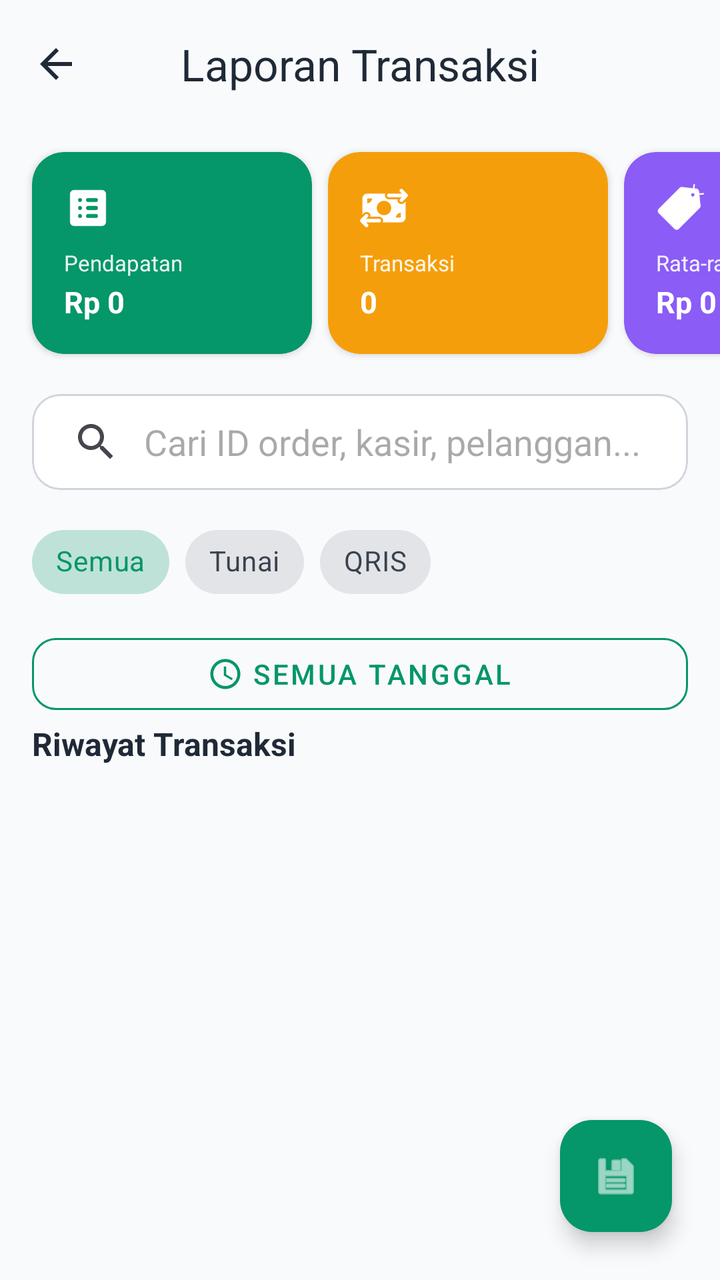
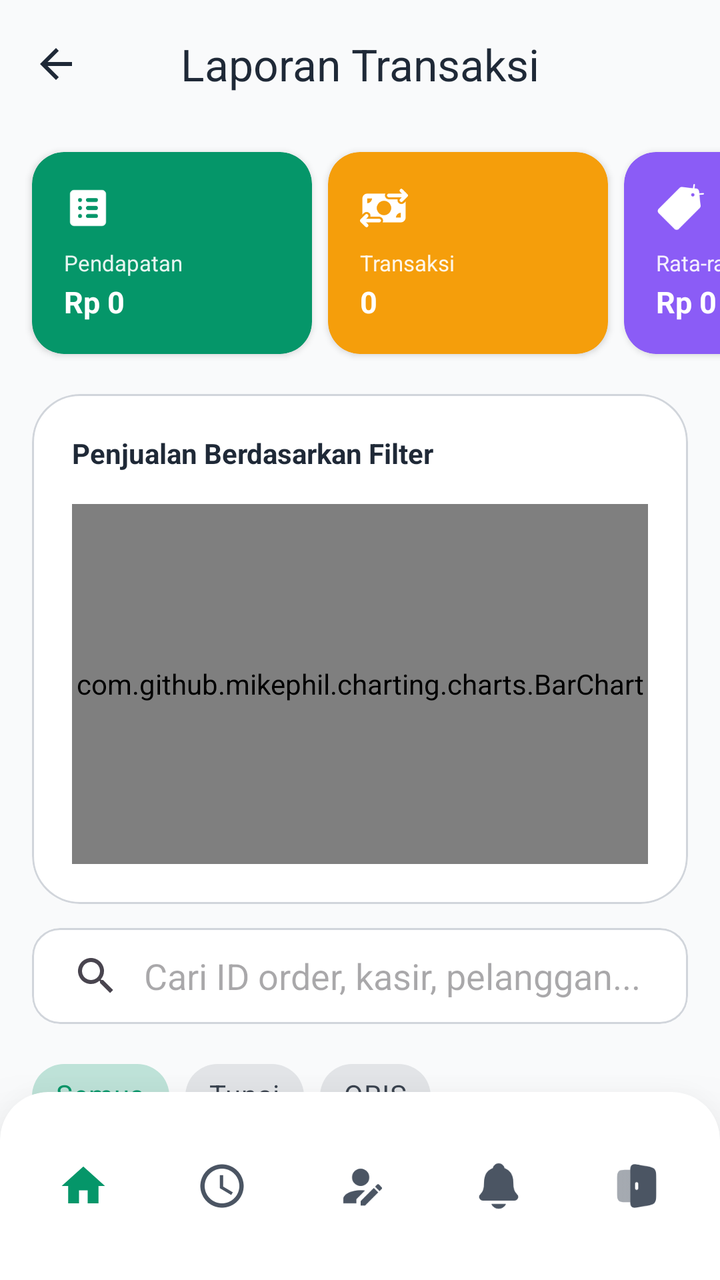

Two renders of the same Android screen: before a commit and after it. Below are the layout's source before the change and the commit's diff.
<!-- AndroidManifest.xml: application theme Theme.PenjualanDev -->
<!-- res/layout/activity_laporan.xml -->
<?xml version="1.0" encoding="utf-8"?>
<androidx.coordinatorlayout.widget.CoordinatorLayout xmlns:android="http://schemas.android.com/apk/res/android"
    xmlns:app="http://schemas.android.com/apk/res-auto"
    xmlns:tools="http://schemas.android.com/tools"
    android:layout_width="match_parent"
    android:layout_height="match_parent"
    android:background="?attr/colorSurface"
    tools:context=".LaporanActivity">

    <LinearLayout
        android:layout_width="match_parent"
        android:layout_height="match_parent"
        android:orientation="vertical">
    
    <com.google.android.material.appbar.MaterialToolbar
        android:id="@+id/toolbar"
        android:layout_width="match_parent"
        android:layout_height="?attr/actionBarSize"
        app:title="@string/laporan_transaksi"
        app:titleCentered="true"
        app:titleTextColor="?attr/colorOnSurface"
        app:navigationIcon="?homeAsUpIndicator"
        app:navigationIconTint="?attr/colorOnSurface" />

    <HorizontalScrollView
        android:layout_width="match_parent"
        android:layout_height="wrap_content"
        android:scrollbars="none"
        android:paddingBottom="4dp">

        <LinearLayout
            android:layout_width="wrap_content"
            android:layout_height="wrap_content"
            android:orientation="horizontal"
            android:paddingHorizontal="12dp"
            android:paddingTop="8dp">

            
            <com.google.android.material.card.MaterialCardView
                android:layout_width="140dp"
                android:layout_height="wrap_content"
                android:layout_margin="4dp"
                app:cardCornerRadius="16dp"
                app:cardElevation="2dp"
                app:strokeWidth="0dp"
                app:cardBackgroundColor="@color/colorPrimary">
                <LinearLayout
                    android:layout_width="match_parent"
                    android:layout_height="wrap_content"
                    android:orientation="vertical"
                    android:padding="16dp">
                    <ImageView
                        android:layout_width="24dp"
                        android:layout_height="24dp"
                        android:src="@drawable/laporan"
                        app:tint="@color/white"
                        android:layout_marginBottom="8dp"/>
                    <TextView
                        android:layout_width="wrap_content"
                        android:layout_height="wrap_content"
                        android:text="@string/pendapatan"
                        android:textColor="#E6FFFFFF"
                        android:textSize="11sp" />
                    <TextView
                        android:id="@+id/tv_total_pendapatan"
                        android:layout_width="wrap_content"
                        android:layout_height="wrap_content"
                        android:layout_marginTop="2dp"
                        android:text="Rp 0"
                        android:textColor="@color/white"
                        android:textSize="15sp"
                        android:textStyle="bold" />
                </LinearLayout>
            </com.google.android.material.card.MaterialCardView>


            
            <com.google.android.material.card.MaterialCardView
                android:layout_width="140dp"
                android:layout_height="wrap_content"
                android:layout_margin="4dp"
                app:cardCornerRadius="16dp"
                app:cardElevation="2dp"
                app:strokeWidth="0dp"
                app:cardBackgroundColor="#F59E0B">
                <LinearLayout
                    android:layout_width="match_parent"
                    android:layout_height="wrap_content"
                    android:orientation="vertical"
                    android:padding="16dp">
                    <ImageView
                        android:layout_width="24dp"
                        android:layout_height="24dp"
                        android:src="@drawable/transaksi"
                        app:tint="@color/white"
                        android:layout_marginBottom="8dp"/>
                    <TextView
                        android:layout_width="wrap_content"
                        android:layout_height="wrap_content"
                        android:text="Transaksi"
                        android:textColor="#E6FFFFFF"
                        android:textSize="11sp" />
                    <TextView
                        android:id="@+id/tv_jumlah_transaksi"
                        android:layout_width="wrap_content"
                        android:layout_height="wrap_content"
                        android:layout_marginTop="2dp"
                        android:text="0"
                        android:textColor="@color/white"
                        android:textSize="15sp"
                        android:textStyle="bold" />
                </LinearLayout>
            </com.google.android.material.card.MaterialCardView>

            
            <com.google.android.material.card.MaterialCardView
                android:layout_width="140dp"
                android:layout_height="wrap_content"
                android:layout_margin="4dp"
                app:cardCornerRadius="16dp"
                app:cardElevation="2dp"
                app:strokeWidth="0dp"
                app:cardBackgroundColor="#8B5CF6">
                <LinearLayout
                    android:layout_width="match_parent"
                    android:layout_height="wrap_content"
                    android:orientation="vertical"
                    android:padding="16dp">
                    <ImageView
                        android:layout_width="24dp"
                        android:layout_height="24dp"
                        android:src="@drawable/label"
                        app:tint="@color/white"
                        android:layout_marginBottom="8dp"/>
                    <TextView
                        android:layout_width="wrap_content"
                        android:layout_height="wrap_content"
                        android:text="Rata-rata"
                        android:textColor="#E6FFFFFF"
                        android:textSize="11sp" />
                    <TextView
                        android:id="@+id/tv_avg_transaksi"
                        android:layout_width="wrap_content"
                        android:layout_height="wrap_content"
                        android:layout_marginTop="2dp"
                        android:text="Rp 0"
                        android:textColor="@color/white"
                        android:textSize="15sp"
                        android:textStyle="bold" />
                </LinearLayout>
            </com.google.android.material.card.MaterialCardView>
        </LinearLayout>
    </HorizontalScrollView>

    
    <LinearLayout
        android:layout_width="match_parent"
        android:layout_height="wrap_content"
        android:orientation="vertical"
        android:paddingHorizontal="16dp"
        android:paddingTop="12dp">

        <com.google.android.material.card.MaterialCardView
            android:layout_width="match_parent"
            android:layout_height="wrap_content"
            app:cardCornerRadius="14dp"
            app:cardElevation="0dp"
            app:strokeWidth="1dp"
            app:strokeColor="@color/colorOutlineStroke"
            app:cardBackgroundColor="?attr/colorSurfaceContainerHigh">
            <androidx.appcompat.widget.SearchView
                android:id="@+id/search_laporan"
                android:layout_width="match_parent"
                android:layout_height="wrap_content"
                app:iconifiedByDefault="false"
                app:queryBackground="@android:color/transparent"
                app:queryHint="Cari ID order, kasir, pelanggan..." />
        </com.google.android.material.card.MaterialCardView>

        <HorizontalScrollView
            android:layout_width="match_parent"
            android:layout_height="wrap_content"
            android:layout_marginTop="12dp"
            android:scrollbars="none">
            <com.google.android.material.chip.ChipGroup
                android:id="@+id/cg_payment_filter"
                android:layout_width="wrap_content"
                android:layout_height="wrap_content"
                app:singleSelection="true"
                app:selectionRequired="true">
                <com.google.android.material.chip.Chip
                    android:id="@+id/chip_filter_semua"
                    style="@style/Widget.MaterialComponents.Chip.Choice"
                    android:layout_width="wrap_content"
                    android:layout_height="wrap_content"
                    android:text="Semua"
                    android:checked="true" />
                <com.google.android.material.chip.Chip
                    android:id="@+id/chip_filter_tunai"
                    style="@style/Widget.MaterialComponents.Chip.Choice"
                    android:layout_width="wrap_content"
                    android:layout_height="wrap_content"
                    android:text="Tunai" />
                <com.google.android.material.chip.Chip
                    android:id="@+id/chip_filter_qris"
                    style="@style/Widget.MaterialComponents.Chip.Choice"
                    android:layout_width="wrap_content"
                    android:layout_height="wrap_content"
                    android:text="QRIS" />
            </com.google.android.material.chip.ChipGroup>
        </HorizontalScrollView>

        <com.google.android.material.button.MaterialButton
            android:id="@+id/btn_filter_tanggal"
            style="@style/Widget.MaterialComponents.Button.OutlinedButton"
            android:layout_width="match_parent"
            android:layout_height="wrap_content"
            android:layout_marginTop="8dp"
            android:text="Semua Tanggal"
            app:cornerRadius="12dp"
            app:icon="@drawable/ic_clock"
            app:iconGravity="textStart"
            app:iconTint="?attr/colorPrimary"
            app:strokeColor="?attr/colorPrimary"
            android:textColor="?attr/colorPrimary" />
    </LinearLayout>

    <TextView
        android:layout_width="match_parent"
        android:layout_height="wrap_content"
        android:layout_marginHorizontal="16dp"
        android:layout_marginBottom="8dp"
        android:text="Riwayat Transaksi"
        android:textColor="?attr/colorOnSurface"
        android:textSize="16sp"
        android:textStyle="bold" />

    <FrameLayout
        android:layout_width="match_parent"
        android:layout_height="match_parent"
        android:layout_weight="1">

        <ProgressBar
            android:id="@+id/view_loading"
            android:layout_width="48dp"
            android:layout_height="48dp"
            android:layout_gravity="center"
            android:indeterminateTint="?attr/colorPrimary"
            android:visibility="gone" />

        <LinearLayout
            android:id="@+id/layout_empty"
            android:layout_width="wrap_content"
            android:layout_height="wrap_content"
            android:layout_gravity="center"
            android:orientation="vertical"
            android:gravity="center"
            android:visibility="gone">
            <TextView
                android:id="@+id/tv_empty_message"
                android:layout_width="wrap_content"
                android:layout_height="wrap_content"
                android:gravity="center"
                android:paddingHorizontal="24dp"
                android:text="Belum ada transaksi terdaftar"
                android:textColor="?attr/colorOnSurfaceVariant"
                android:textSize="14sp" />
        </LinearLayout>

        <androidx.recyclerview.widget.RecyclerView
            android:id="@+id/rv_laporan_transaksi"
            android:layout_width="match_parent"
            android:layout_height="match_parent"
            android:clipToPadding="false"
            android:paddingBottom="16dp" />

    </FrameLayout>
    </LinearLayout>

    <com.google.android.material.floatingactionbutton.FloatingActionButton
        android:id="@+id/fab_export"
        android:layout_width="wrap_content"
        android:layout_height="wrap_content"
        android:layout_gravity="bottom|end"
        android:layout_margin="24dp"
        android:contentDescription="Export Laporan"
        android:src="@android:drawable/ic_menu_save"
        app:backgroundTint="?attr/colorPrimary"
        app:tint="?attr/colorOnPrimary" />

</androidx.coordinatorlayout.widget.CoordinatorLayout>
<!-- resources referenced by this layout -->
<resources>
  <color name="colorOutlineStroke">#D1D5DB</color>
  <color name="colorPrimary">#059669</color>
  <color name="white">#FFFFFFFF</color>
  <!-- drawable ic_clock (drawable) -->
  <vector xmlns:android="http://schemas.android.com/apk/res/android"
      android:width="24dp"
      android:height="24dp"
      android:viewportWidth="24"
      android:viewportHeight="24">
      <path
          android:fillColor="@android:color/white"
          android:pathData="M12,2C6.48,2 2,6.48 2,12s4.48,10 10,10 10,-4.48 10,-10S17.52,2 12,2zM12,20c-4.41,0 -8,-3.59 -8,-8s3.59,-8 8,-8 8,3.59 8,8 -3.59,8 -8,8z"/>
      <path
          android:fillColor="@android:color/white"
          android:pathData="M12.5,7H11v6l5.25,3.15 0.75,-1.23 -4.5,-2.67z"/>
  </vector>
  <string name="laporan_transaksi">Laporan Transaksi</string>
  <string name="pendapatan">Pendapatan</string>
  <style name="Theme.PenjualanDev" parent="Base.Theme.PenjualanDev" />
  <color name="colorOnPrimary">#FFFFFF</color>
  <color name="colorSecondary">#D1FAE5</color>
  <color name="colorOnSecondary">#064E3B</color>
  <color name="colorScreenBackground">#F9FAFB</color>
  <color name="colorPrimaryText">#1F2937</color>
  <color name="colorCardBackground">#FFFFFF</color>
  <color name="colorSurfaceContainerLow">#F3F4F6</color>
  <color name="colorSurfaceContainerLowest">#FFFFFF</color>
  <color name="colorAuthCardBackground">#FFFFFF</color>
  <color name="colorSecondaryText">#4B5563</color>
  <color name="red">#EF4444</color>
  <style name="Widget.App.Button" parent="Widget.Material3.Button">
          <item name="cornerRadius">12dp</item>
          <item name="android:minHeight">48dp</item>
          <item name="backgroundTint">@color/colorPrimary</item>
          <item name="android:textColor">@color/white</item>
          <item name="android:insetTop">0dp</item>
          <item name="android:insetBottom">0dp</item>
      </style>
  <!-- unchanged entries left out for length: 4 -->
</resources>

<!-- the commit's change to res/layout/activity_laporan.xml (unified diff, before → after) -->
@@ -7,10 +7,12 @@
     android:background="?attr/colorSurface"
     tools:context=".LaporanActivity">
 
-    <LinearLayout
-        android:layout_width="match_parent"
-        android:layout_height="match_parent"
-        android:orientation="vertical">
+    <com.google.android.material.appbar.AppBarLayout
+        android:layout_width="match_parent"
+        android:layout_height="wrap_content"
+        android:background="@android:color/transparent"
+        app:elevation="0dp">
+
     
     <com.google.android.material.appbar.MaterialToolbar
         android:id="@+id/toolbar"
@@ -20,7 +22,14 @@
         app:titleCentered="true"
         app:titleTextColor="?attr/colorOnSurface"
         app:navigationIcon="?homeAsUpIndicator"
-        app:navigationIconTint="?attr/colorOnSurface" />
+        app:navigationIconTint="?attr/colorOnSurface"
+        app:layout_scrollFlags="scroll|enterAlways" />
+
+    <LinearLayout
+        android:layout_width="match_parent"
+        android:layout_height="wrap_content"
+        android:orientation="vertical"
+        app:layout_scrollFlags="scroll">
 
     <HorizontalScrollView
         android:layout_width="match_parent"
@@ -149,8 +158,83 @@
                         android:textStyle="bold" />
                 </LinearLayout>
             </com.google.android.material.card.MaterialCardView>
+
+            
+            <com.google.android.material.card.MaterialCardView
+                android:id="@+id/card_export"
+                android:layout_width="140dp"
+                android:layout_height="wrap_content"
+                android:layout_margin="4dp"
+                android:layout_marginEnd="12dp"
+                app:cardCornerRadius="16dp"
+                app:cardElevation="2dp"
+                app:strokeWidth="0dp"
+                app:cardBackgroundColor="#EC4899">
+                <LinearLayout
+                    android:layout_width="match_parent"
+                    android:layout_height="wrap_content"
+                    android:orientation="vertical"
+                    android:padding="16dp">
+                    <ImageView
+                        android:layout_width="24dp"
+                        android:layout_height="24dp"
+                        android:src="@android:drawable/ic_menu_save"
+                        app:tint="@color/white"
+                        android:layout_marginBottom="8dp"/>
+                    <TextView
+                        android:layout_width="wrap_content"
+                        android:layout_height="wrap_content"
+                        android:text="Unduh"
+                        android:textColor="#E6FFFFFF"
+                        android:textSize="11sp" />
+                    <TextView
+                        android:layout_width="wrap_content"
+                        android:layout_height="wrap_content"
+                        android:layout_marginTop="2dp"
+                        android:text="Ekspor"
+                        android:textColor="@color/white"
+                        android:textSize="15sp"
+                        android:textStyle="bold" />
+                </LinearLayout>
+            </com.google.android.material.card.MaterialCardView>
+
         </LinearLayout>
     </HorizontalScrollView>
+
+    
+    <com.google.android.material.card.MaterialCardView
+        android:id="@+id/cardChart"
+        android:layout_width="match_parent"
+        android:layout_height="wrap_content"
+        android:layout_marginTop="12dp"
+        android:layout_marginHorizontal="16dp"
+        app:cardBackgroundColor="?attr/colorSurfaceContainerHigh"
+        app:cardElevation="0dp"
+        app:strokeWidth="1dp"
+        app:strokeColor="@color/colorOutlineStroke"
+        app:cardCornerRadius="24dp">
+
+        <LinearLayout
+            android:layout_width="match_parent"
+            android:layout_height="wrap_content"
+            android:orientation="vertical"
+            android:padding="20dp">
+
+            <TextView
+                android:layout_width="wrap_content"
+                android:layout_height="wrap_content"
+                android:text="Penjualan Berdasarkan Filter"
+                android:textColor="?attr/colorOnSurface"
+                android:textSize="14sp"
+                android:textStyle="bold" />
+
+            <com.github.mikephil.charting.charts.BarChart
+                android:id="@+id/barChartPenjualan"
+                android:layout_width="match_parent"
+                android:layout_height="180dp"
+                android:layout_marginTop="16dp" />
+        </LinearLayout>
+    </com.google.android.material.card.MaterialCardView>
 
     
     <LinearLayout
@@ -235,10 +319,13 @@
         android:textSize="16sp"
         android:textStyle="bold" />
 
+    </LinearLayout>
+    </com.google.android.material.appbar.AppBarLayout>
+
     <FrameLayout
         android:layout_width="match_parent"
         android:layout_height="match_parent"
-        android:layout_weight="1">
+        app:layout_behavior="@string/appbar_scrolling_view_behavior">
 
         <ProgressBar
             android:id="@+id/view_loading"
@@ -272,20 +359,37 @@
             android:layout_width="match_parent"
             android:layout_height="match_parent"
             android:clipToPadding="false"
-            android:paddingBottom="16dp" />
+            android:paddingBottom="96dp" />
 
     </FrameLayout>
-    </LinearLayout>
-
-    <com.google.android.material.floatingactionbutton.FloatingActionButton
-        android:id="@+id/fab_export"
-        android:layout_width="wrap_content"
-        android:layout_height="wrap_content"
-        android:layout_gravity="bottom|end"
-        android:layout_margin="24dp"
-        android:contentDescription="Export Laporan"
-        android:src="@android:drawable/ic_menu_save"
-        app:backgroundTint="?attr/colorPrimary"
-        app:tint="?attr/colorOnPrimary" />
+
+    
+    <include layout="@layout/layout_bottom_navigation" />
 
 </androidx.coordinatorlayout.widget.CoordinatorLayout>
+<!-- res/layout/layout_bottom_navigation.xml (included above) -->
+<?xml version="1.0" encoding="utf-8"?>
+<com.google.android.material.card.MaterialCardView
+    xmlns:android="http://schemas.android.com/apk/res/android"
+    xmlns:app="http://schemas.android.com/apk/res-auto"
+    android:layout_width="match_parent"
+    android:layout_height="wrap_content"
+    android:layout_gravity="bottom"
+    app:cardElevation="24dp"
+    app:strokeWidth="0dp"
+    app:cardBackgroundColor="?attr/colorSurfaceContainerHigh"
+    app:shapeAppearanceOverlay="@style/ShapeAppearance.App.Card.TopRounded">
+
+    <com.google.android.material.bottomnavigation.BottomNavigationView
+        android:id="@+id/bottom_navigation"
+        android:layout_width="match_parent"
+        android:layout_height="wrap_content"
+        android:background="@android:color/transparent"
+        style="@style/App.BottomNavigationView"
+        app:itemIconTint="@color/nav_item_color_state"
+        app:itemActiveIndicatorStyle="@style/App.BottomNavigation.Indicator"
+        app:itemIconSize="26dp"
+        app:labelVisibilityMode="unlabeled"
+        app:menu="@menu/bottom_nav_menu"
+        app:elevation="0dp" />
+</com.google.android.material.card.MaterialCardView>
<!-- resource entries referenced after the edit -->
@@ -18,7 +18,28 @@
   </vector>
   <string name="laporan_transaksi">Laporan Transaksi</string>
   <string name="pendapatan">Pendapatan</string>
+  <style name="App.BottomNavigation.Indicator" parent="Widget.Material3.BottomNavigationView.ActiveIndicator">
+          <item name="android:color">@android:color/transparent</item>
+      </style>
+  <style name="App.BottomNavigationView" parent="Widget.Material3.BottomNavigationView">
+          <item name="shapeAppearanceOverlay">@style/App.ShapeAppearance.BottomNavigationView</item>
+          <item name="backgroundTint">?attr/colorSurfaceContainerLow</item>
+      </style>
+  <style name="ShapeAppearance.App.Card.TopRounded" parent="">
+          <item name="cornerFamily">rounded</item>
+          <item name="cornerSizeTopLeft">24dp</item>
+          <item name="cornerSizeTopRight">24dp</item>
+          <item name="cornerSizeBottomLeft">0dp</item>
+          <item name="cornerSizeBottomRight">0dp</item>
+      </style>
   <style name="Theme.PenjualanDev" parent="Base.Theme.PenjualanDev" />
+  <style name="App.ShapeAppearance.BottomNavigationView" parent="">
+          <item name="cornerFamily">rounded</item>
+          <item name="cornerSizeTopRight">24dp</item>
+          <item name="cornerSizeTopLeft">24dp</item>
+          <item name="cornerSizeBottomRight">0dp</item>
+          <item name="cornerSizeBottomLeft">0dp</item>
+      </style>
   <color name="colorOnPrimary">#FFFFFF</color>
   <color name="colorSecondary">#D1FAE5</color>
   <color name="colorOnSecondary">#064E3B</color>
